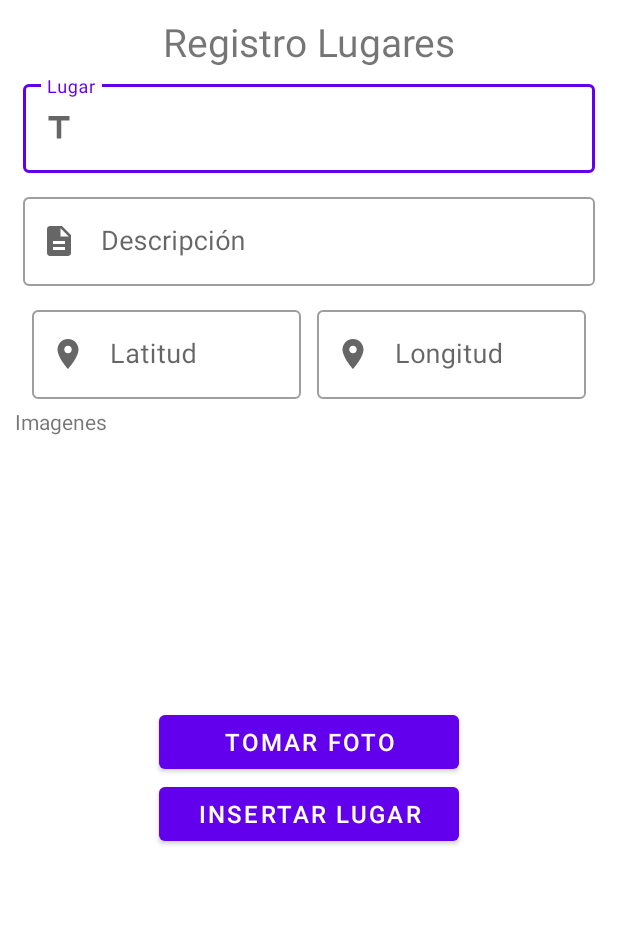
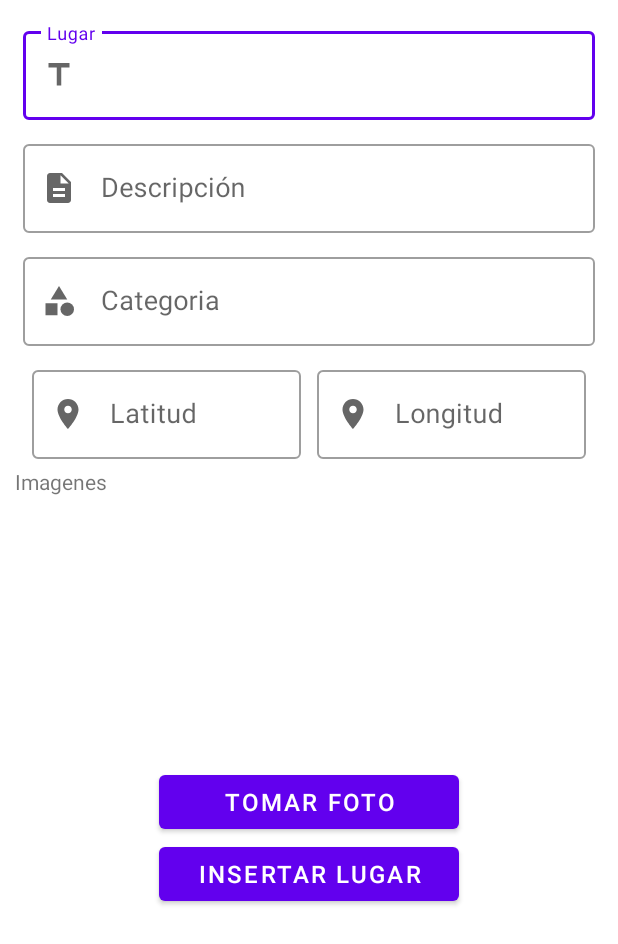
Before and after one commit to DanielAyalaRa/LADM_LosInvitados, an Android app: the layout fragment_lugares.xml on its own in the app's theme, with its tools: preview values and no code run, on a phone screen of 412 x 824 dp. Shown: the top 944 px of the screen. Run offline under Robolectric (Android 15) with nearby library versions, the phone set to English and light mode, and no system bars.

```diff
--- /dev/null
+++ b/app/src/main/res/drawable/ic_baseline_category_24.xml
@@ -0,0 +1,7 @@
+<vector android:height="24dp" android:tint="#000000"
+    android:viewportHeight="24" android:viewportWidth="24"
+    android:width="24dp" xmlns:android="http://schemas.android.com/apk/res/android">
+    <path android:fillColor="@android:color/white" android:pathData="M12,2l-5.5,9h11z"/>
+    <path android:fillColor="@android:color/white" android:pathData="M17.5,17.5m-4.5,0a4.5,4.5 0,1 1,9 0a4.5,4.5 0,1 1,-9 0"/>
+    <path android:fillColor="@android:color/white" android:pathData="M3,13.5h8v8H3z"/>
+</vector>
--- a/app/src/main/res/layout/fragment_lugares.xml
+++ b/app/src/main/res/layout/fragment_lugares.xml
@@ -7,7 +7,8 @@
     android:orientation="vertical"
     android:padding="10dp"
     android:paddingTop="0dp"
-    tools:context=".ui.lugares.LugaresFragment">
+    tools:context=".ui.lugares.LugaresFragment"
+    android:id="@+id/fragLugares">
 
     <ScrollView
         android:layout_width="match_parent"
@@ -18,13 +19,6 @@
             android:layout_width="match_parent"
             android:layout_height="match_parent"
             android:orientation="vertical">
-
-            <TextView
-                android:layout_width="match_parent"
-                android:layout_height="wrap_content"
-                android:text="Registro Lugares"
-                android:textAlignment="center"
-                android:textSize="26sp" />
 
             <com.google.android.material.textfield.TextInputLayout
                 style="@style/Widget.MaterialComponents.TextInputLayout.OutlinedBox"
@@ -57,6 +51,22 @@
 
             </com.google.android.material.textfield.TextInputLayout>
 
+            <com.google.android.material.textfield.TextInputLayout
+                style="@style/Widget.MaterialComponents.TextInputLayout.OutlinedBox"
+                android:layout_width="match_parent"
+                android:layout_height="wrap_content"
+                android:hint="Categoria"
+                android:padding="5dp"
+                app:startIconDrawable="@drawable/ic_baseline_category_24">
+
+                <com.google.android.material.textfield.TextInputEditText
+                    android:id="@+id/txtCategoria"
+                    android:layout_width="match_parent"
+                    android:layout_height="wrap_content"
+                    android:textSize="18sp" />
+
+            </com.google.android.material.textfield.TextInputLayout>
+
             <LinearLayout
                 android:layout_width="match_parent"
                 android:layout_height="wrap_content"
@@ -75,7 +85,8 @@
                         android:id="@+id/txtLatitud"
                         android:layout_width="match_parent"
                         android:layout_height="wrap_content"
-                        android:textSize="18sp" />
+                        android:textSize="18sp"
+                        android:inputType="numberDecimal"/>
                 </com.google.android.material.textfield.TextInputLayout>
 
                 <com.google.android.material.textfield.TextInputLayout
@@ -90,7 +101,8 @@
                         android:id="@+id/txtLongitud"
                         android:layout_width="match_parent"
                         android:layout_height="wrap_content"
-                        android:textSize="18sp" />
+                        android:textSize="18sp"
+                        android:inputType="numberDecimal"/>
                 </com.google.android.material.textfield.TextInputLayout>
             </LinearLayout>
 
```
Also changed, not shown: app/src/main/java/mx/edu/ittepic/daar/ladm_u5_centrohitorico_losinvencibles/MainActivity.kt (+18 -1 lines), app/src/main/java/mx/edu/ittepic/daar/ladm_u5_centrohitorico_losinvencibles/ui/inicio/InicioFragment.kt (+8 -0 lines), app/src/main/java/mx/edu/ittepic/daar/ladm_u5_centrohitorico_losinvencibles/ui/lugares/LugaresFragment.kt (+33 -2 lines), app/src/main/res/drawable-v24/categories24.png (added), app/src/main/res/drawable-v24/categories_24y24.png (added).
